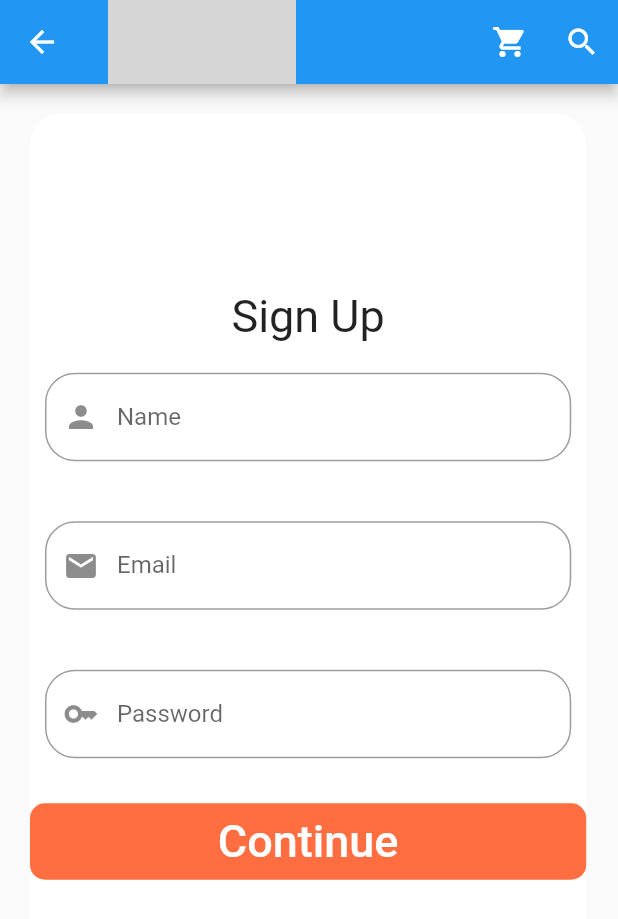
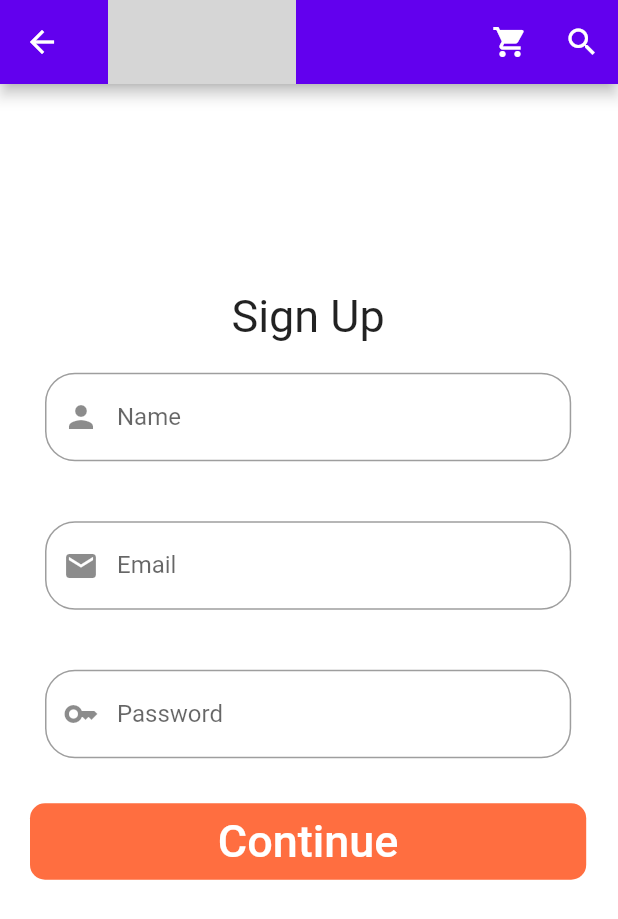
Before and after one commit to CSCI4100U/course-project-institute-of-comedy, a Flutter app: the SignUpWidget screen opened by its route, on a phone screen of 412 x 824 dp. Shown: the top 919 px of the screen. Run offline on Flutter 3.47's test engine with Material 2 defaults, Android fonts, the phone set to English and light mode, and no system bars; our stand-ins replace cloud_firestore, firebase_core, flutter_local_notifications, flutter_rating_bar, sqflite, timezone; accounts and stored records are empty; network calls fail; grey boxes are pictures that could not be loaded.

Commit message:
Working on implementing themes to local storage.

```diff
--- a/zamazon/lib/controllers/SignUpForm.dart
+++ b/zamazon/lib/controllers/SignUpForm.dart
@@ -1,5 +1,8 @@
 import 'package:flutter/material.dart';
+import 'package:provider/provider.dart';
 import 'package:zamazon/widgets/createAppBar.dart';
+
+import '../themes.dart';
 
 class SignUpWidget extends StatefulWidget {
   const SignUpWidget({Key? key, this.title}) : super(key: key);
@@ -16,6 +19,10 @@ class _SignUpWidgetState extends State<SignUpWidget> {
 
   @override
   Widget build(BuildContext context) {
+    final ContainerTheme = Provider.of<ThemeProvider>(context).themeMode == ThemeMode.dark
+        ? Colors.grey[900]
+        : Colors.white;
+
     return Scaffold(
       appBar: createAppBar(context, zamazonLogo),
       body: SingleChildScrollView(
@@ -25,8 +32,8 @@ class _SignUpWidgetState extends State<SignUpWidget> {
             height: MediaQuery.of(context).size.height * 0.75,
             width: MediaQuery.of(context).size.width * 0.9,
             margin: const EdgeInsets.all(20),
-            decoration: const BoxDecoration(
-                color: Colors.white,
+            decoration: BoxDecoration(
+                color: ContainerTheme,
                 borderRadius: BorderRadius.all(Radius.circular(20))),
             child: Column(
               mainAxisAlignment: MainAxisAlignment.center,
--- /dev/null
+++ b/zamazon/lib/models/SettingLocalDB.dart
@@ -0,0 +1,24 @@
+import 'dart:async';
+
+import 'package:flutter/widgets.dart';
+import 'package:path/path.dart';
+import 'package:sqflite/sqflite.dart';
+
+class Themes {
+  int? id;
+  int? ThemeValue;
+
+  Themes({this.id, this.ThemeValue});
+
+  Themes.fromMap(Map map){
+    this.id = map['id'];
+    this.ThemeValue = map['ThemeValue'];
+  }
+
+  Map<String, dynamic> toMap(){
+    return {
+      'id' : id,
+      'ThemeValue' : ThemeValue,
+    };
+  }
+}
--- /dev/null
+++ b/zamazon/lib/themes.dart
@@ -0,0 +1,44 @@
+import 'package:flutter/material.dart';
+import 'package:zamazon/models/theme_model.dart';
+import 'package:zamazon/models/SettingLocalDB.dart';
+
+class ThemeProvider extends ChangeNotifier{
+  var _model = ThemeModel();
+  var _lastInsertedId = 0;
+  int id = 0;
+  Themes? getTheme;
+
+  Future _getTheme() async{
+    getTheme = await _model.getThemesWithId(id);
+    return getTheme;
+  }
+
+  Future _addTheme(int mode) async{
+    Themes addTheme = Themes(id: id, ThemeValue: mode);
+    _lastInsertedId = await _model.insertTheme(addTheme);
+  }
+
+  ThemeMode themeMode = ThemeMode.system;
+
+  bool get isDarkMode => themeMode == ThemeMode.dark;
+
+  void toggleTheme(bool isOn){
+    isOn ? _addTheme(1) : _addTheme(0);
+    themeMode = isOn ? ThemeMode.dark : ThemeMode.light;
+    notifyListeners();
+  }
+}
+
+class MyThemes {
+  static final darkTheme = ThemeData(
+    scaffoldBackgroundColor: Colors.grey.shade900,
+    primaryColor: Colors.black,
+    colorScheme: ColorScheme.dark(),
+  );
+
+  static final lightTheme = ThemeData(
+    scaffoldBackgroundColor: Colors.white,
+    primaryColor: Colors.white,
+    colorScheme: ColorScheme.light(),
+  );
+}
--- a/zamazon/pubspec.yaml
+++ b/zamazon/pubspec.yaml
@@ -36,6 +36,7 @@ dependencies:
   provider: ^6.0.4
   firebase_core: ^2.1.1
   cloud_firestore: ^4.0.4
+  sqflite:
 
   # The following adds the Cupertino Icons font to your application.
   # Use with the CupertinoIcons class for iOS style icons.
```
Also changed, not shown: zamazon/lib/controllers/CustomerAddressForm.dart (+8 -1 lines), zamazon/lib/controllers/SignInForm.dart (+14 -5 lines), zamazon/lib/main.dart (+17 -9 lines), zamazon/lib/models/db_utils.dart (added, +15 -0 lines), zamazon/lib/models/theme_model.dart (added, +38 -0 lines), zamazon/lib/views/SettingsPage.dart (added, +78 -0 lines), zamazon/lib/widgets/changeTheme.dart (added, +19 -0 lines), zamazon/lib/widgets/createDrawer.dart (+8 -0 lines), zamazon/pubspec.lock, 1 other file.
